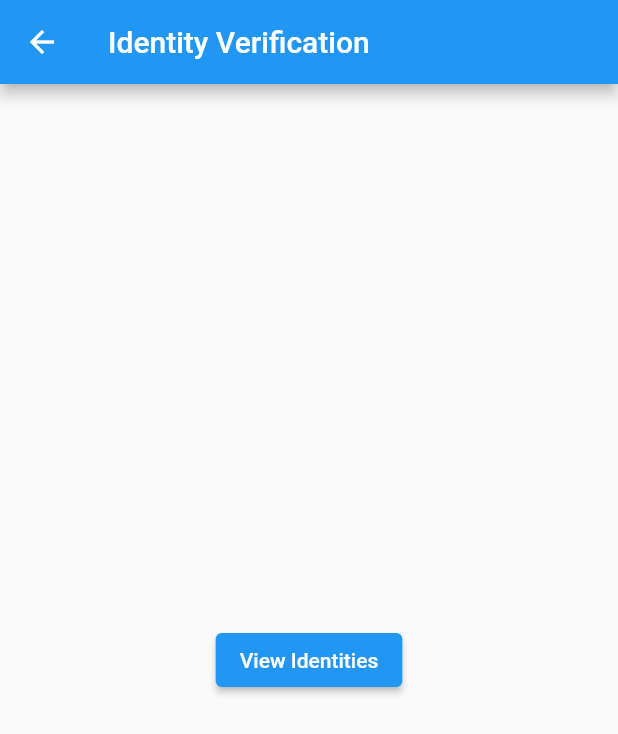
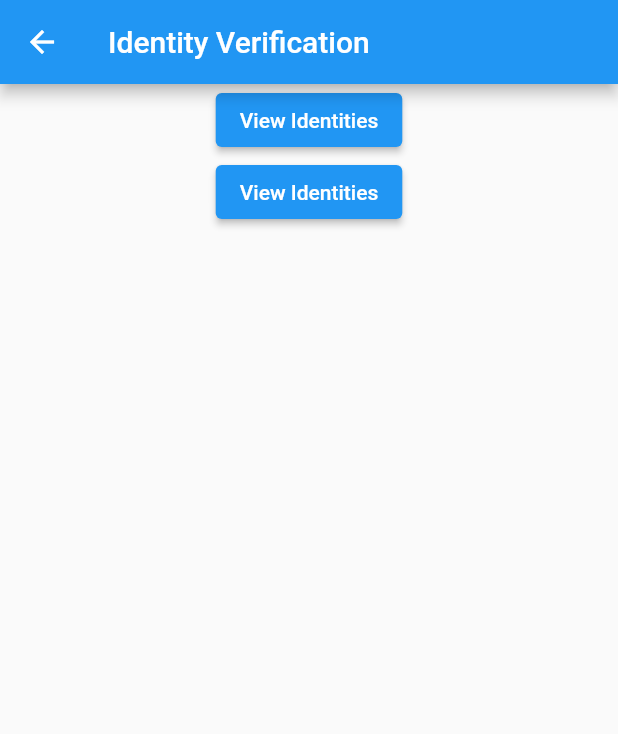
Before and after one commit to Rafid-tawhid/Remit-Main-App, a Flutter app: the UserIdentityVerification screen opened by its route, on a phone screen of 412 x 824 dp. Shown: the top 734 px of the screen. Run offline on Flutter 3.47's test engine with Material 2 defaults, Android fonts, the light colour scheme and no system bars; our stand-ins replace email_validator, flutter_easyloading, flutter_svg, google_fonts, image_picker, permission_handler; missing offline and left inert: custom_line_indicator_bottom_navbar; accounts and stored records are empty; project files that could hold a hidden picture were left out.

Commit message:
simple line added

```diff
--- a/lib/pages/user_identity_varification.dart
+++ b/lib/pages/user_identity_varification.dart
@@ -9,9 +9,17 @@ class UserIdentityVerification extends StatelessWidget {
     return Scaffold(
       appBar: AppBar(title: Text('Identity Verification'),),
       body: Center(
-        child: ElevatedButton(
-          onPressed: (){},
-          child: Text('View Identities'),
+        child: Column(
+          children: [
+            ElevatedButton(
+              onPressed: (){},
+              child: Text('View Identities'),
+            ),
+            ElevatedButton(
+              onPressed: (){},
+              child: Text('View Identities'),
+            ),
+          ],
         ),
       ),
     );
```
